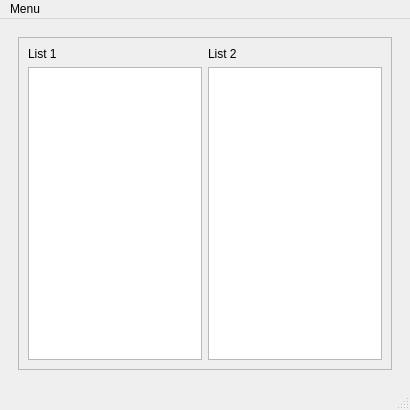
First picture: the form in mainwindow.ui, repository Racalniog/QTAppAlfaExercises, before the edit.
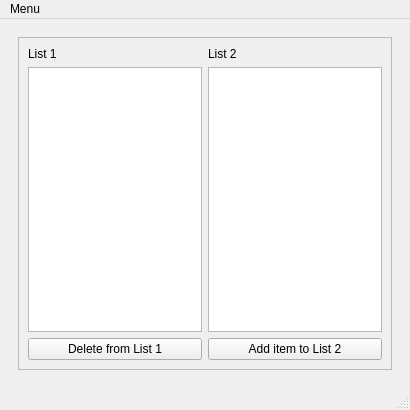
Second picture: the form after the edit.

Commit message: added remove and add to list functionality

```diff
--- a/mainwindow.ui
+++ b/mainwindow.ui
@@ -725,18 +725,21 @@
           </property>
           <layout class="QGridLayout" name="gridLayout_10">
            <item row="1" column="0">
-            <widget class="QListWidget" name="listWidget"/>
+            <widget class="QListWidget" name="listWidget">
+             <property name="alternatingRowColors">
+              <bool>true</bool>
+             </property>
+             <property name="selectionRectVisible">
+              <bool>true</bool>
+             </property>
+             <property name="sortingEnabled">
+              <bool>true</bool>
+             </property>
+            </widget>
            </item>
            <item row="1" column="1">
             <widget class="QListWidget" name="listWidget_2"/>
            </item>
-           <item row="0" column="0">
-            <widget class="QLabel" name="label_6">
-             <property name="text">
-              <string>List 1</string>
-             </property>
-            </widget>
-           </item>
            <item row="0" column="1">
             <widget class="QLabel" name="label_7">
              <property name="text">
@@ -744,6 +747,27 @@
              </property>
             </widget>
            </item>
+           <item row="0" column="0">
+            <widget class="QLabel" name="label_6">
+             <property name="text">
+              <string>List 1</string>
+             </property>
+            </widget>
+           </item>
+           <item row="2" column="0">
+            <widget class="QPushButton" name="pushButtonDeleteMarked">
+             <property name="text">
+              <string>Delete from List 1</string>
+             </property>
+            </widget>
+           </item>
+           <item row="2" column="1">
+            <widget class="QPushButton" name="pushButtonAddItem">
+             <property name="text">
+              <string>Add item to List 2</string>
+             </property>
+            </widget>
+           </item>
           </layout>
          </widget>
         </item>
```
The commit also changes 2 other files.
